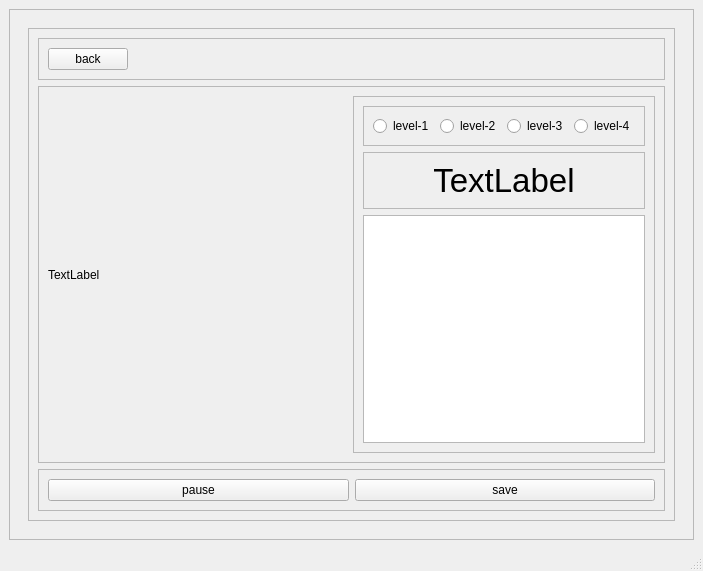
Old version of the form client/ui/real_real_main_page.ui in the repository addinedu-ros-8th/deeplearning-repo-1.
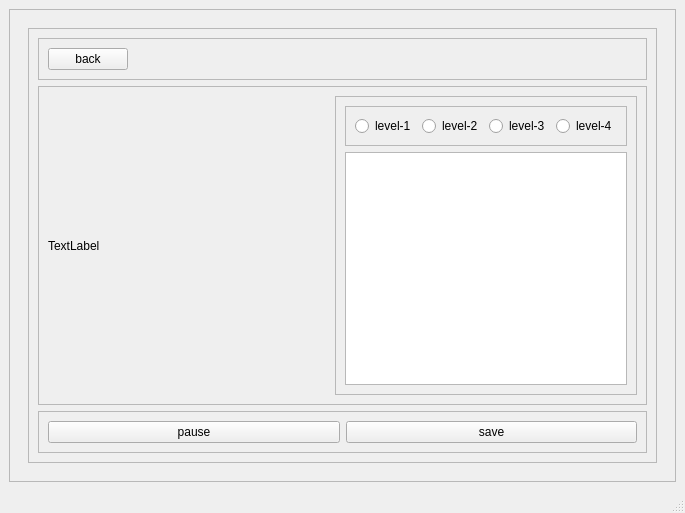
New version of the form. The open tabs and pages were chosen to show the change.

```diff
--- a/client/ui/real_real_main_page.ui
+++ b/client/ui/real_real_main_page.ui
@@ -6,8 +6,8 @@
    <rect>
     <x>0</x>
     <y>0</y>
-    <width>703</width>
-    <height>571</height>
+    <width>685</width>
+    <height>513</height>
    </rect>
   </property>
   <property name="windowTitle">
@@ -867,7 +867,7 @@
                   </widget>
                  </item>
                  <item>
-                  <widget class="QFrame" name="lookup_frame">
+                  <widget class="QFrame" name="frame_43">
                    <property name="sizePolicy">
                     <sizepolicy hsizetype="Maximum" vsizetype="Preferred">
                      <horstretch>0</horstretch>
@@ -952,45 +952,13 @@
                      </widget>
                     </item>
                     <item>
-                     <widget class="QFrame" name="frame_43">
-                      <property name="frameShape">
-                       <enum>QFrame::StyledPanel</enum>
-                      </property>
-                      <property name="frameShadow">
-                       <enum>QFrame::Raised</enum>
-                      </property>
-                      <layout class="QHBoxLayout" name="horizontalLayout_26">
-                       <item>
-                        <widget class="QLabel" name="label_tier">
-                         <property name="font">
-                          <font>
-                           <pointsize>25</pointsize>
-                          </font>
-                         </property>
-                         <property name="text">
-                          <string>TextLabel</string>
-                         </property>
-                         <property name="alignment">
-                          <set>Qt::AlignCenter</set>
-                         </property>
-                        </widget>
-                       </item>
-                      </layout>
-                     </widget>
-                    </item>
-                    <item>
-                     <widget class="QListWidget" name="workout_list">
+                     <widget class="QListWidget" name="listWidget">
                       <property name="sizePolicy">
                        <sizepolicy hsizetype="Preferred" vsizetype="Expanding">
                         <horstretch>0</horstretch>
                         <verstretch>0</verstretch>
                        </sizepolicy>
                       </property>
-                      <property name="font">
-                       <font>
-                        <pointsize>30</pointsize>
-                       </font>
-                      </property>
                      </widget>
                     </item>
                    </layout>
```
Left out of the diff: 4 changed lines with no effect on the pictures.
